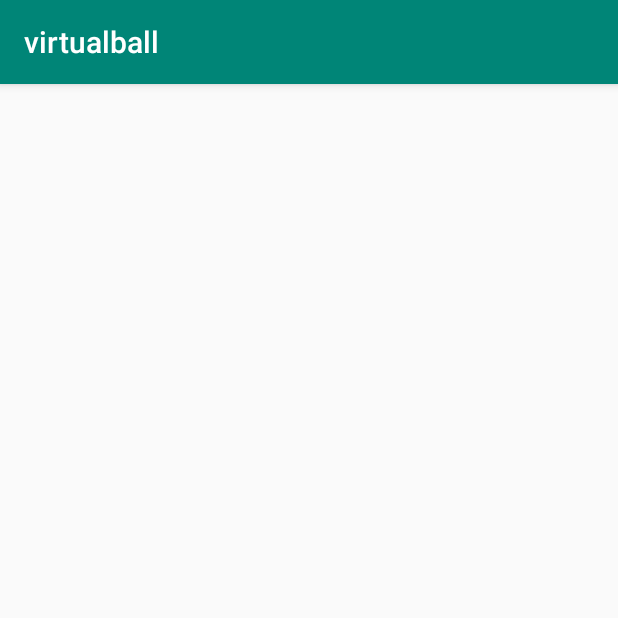
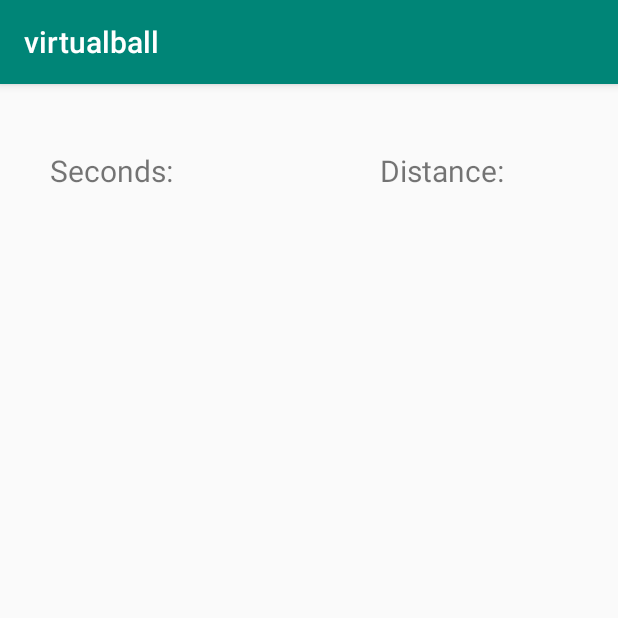
Before and after one commit to VegardSkaansar/virtualball, an Android app: the fragment ThrowFragment shown on its own in the app's theme, on a phone screen of 412 x 824 dp, the top half of it. Run offline under Robolectric (Android 15) with nearby library versions, the phone set to English and light mode, and no system bars; 4 statements that could not run were skipped.

Commit message:
Adding two textview so we can add the number of the distance and seconds

```diff
--- a/app/src/main/res/layout/fragment_throw.xml
+++ b/app/src/main/res/layout/fragment_throw.xml
@@ -1,6 +1,36 @@
 <?xml version="1.0" encoding="utf-8"?>
 <android.support.constraint.ConstraintLayout xmlns:android="http://schemas.android.com/apk/res/android"
+    xmlns:app="http://schemas.android.com/apk/res-auto"
     xmlns:tools="http://schemas.android.com/tools"
     android:layout_width="match_parent"
     android:layout_height="match_parent"
-    tools:context=".ThrowFragment"/>
+    tools:context=".ThrowFragment">
+
+    <TextView
+        android:id="@+id/txt_seconds"
+        android:layout_width="wrap_content"
+        android:layout_height="wrap_content"
+        android:layout_marginStart="8dp"
+        android:layout_marginTop="44dp"
+        android:layout_marginEnd="8dp"
+        android:text="Seconds: "
+        android:textSize="20dp"
+        app:layout_constraintEnd_toEndOf="parent"
+        app:layout_constraintHorizontal_bias="0.081"
+        app:layout_constraintStart_toStartOf="parent"
+        app:layout_constraintTop_toTopOf="parent" />
+
+    <TextView
+        android:id="@+id/txt_distance"
+        android:layout_width="wrap_content"
+        android:layout_height="wrap_content"
+        android:layout_marginStart="8dp"
+        android:layout_marginTop="44dp"
+        android:layout_marginEnd="8dp"
+        android:text="Distance: "
+        android:textSize="20dp"
+        app:layout_constraintEnd_toEndOf="parent"
+        app:layout_constraintHorizontal_bias="0.666"
+        app:layout_constraintStart_toEndOf="@+id/txt_seconds"
+        app:layout_constraintTop_toTopOf="parent" />
+</android.support.constraint.ConstraintLayout>
```
